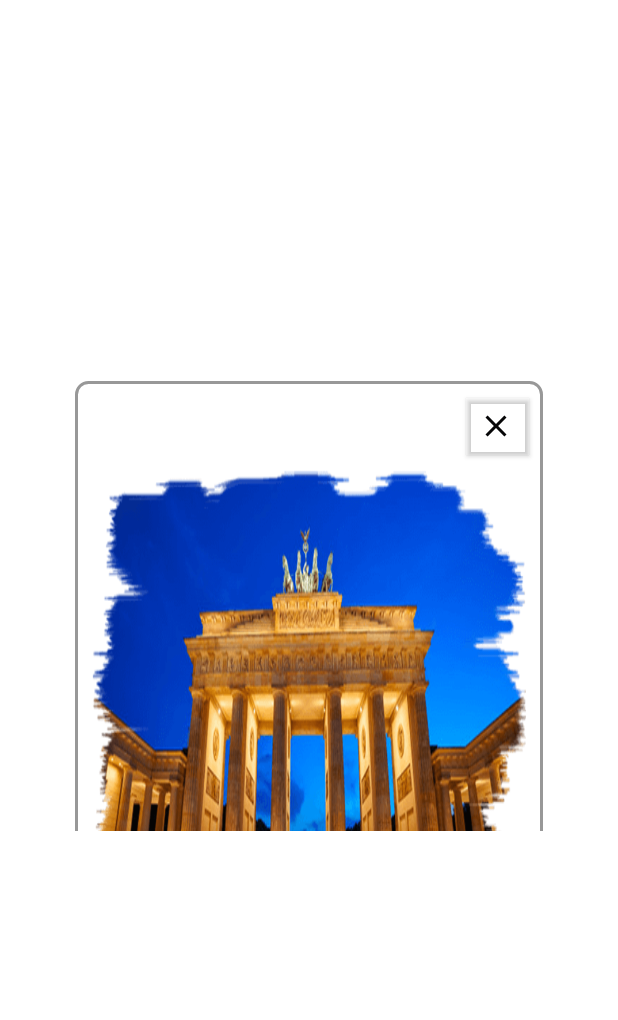
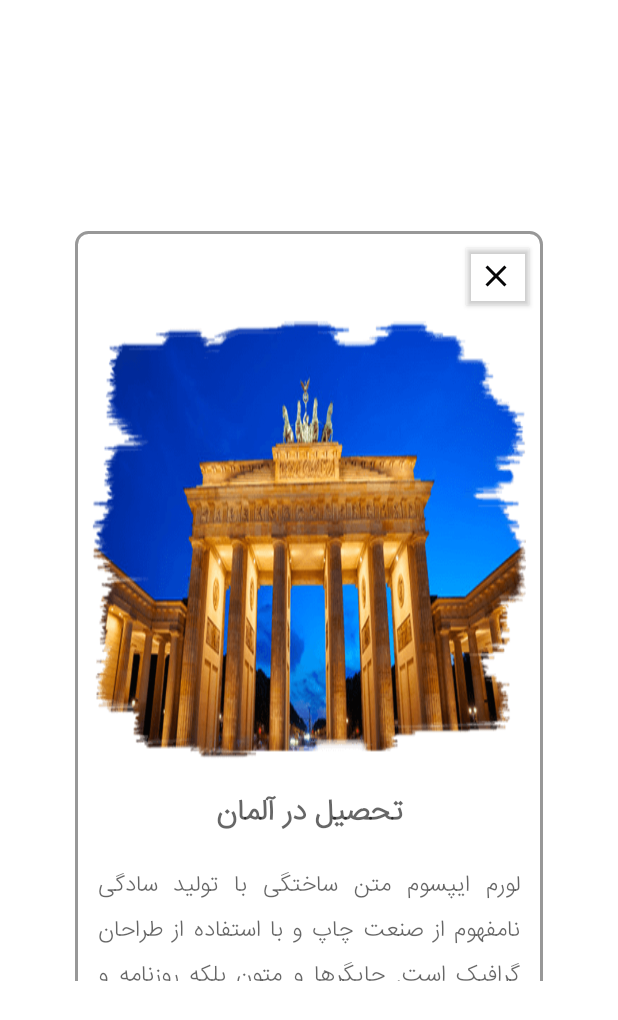
Before and after one commit to MOOODZ/DictionaryApp, an Android app: the layout activity_article_dialog.xml on its own in the app's theme, with its tools: preview values and no code run, on a phone screen of 412 x 824 dp. Shown: the top 1020 px of the screen. Run offline under Robolectric (Android 15) with nearby library versions, the phone set to English and light mode, and no system bars.

Commit message:
# Some changes

```diff
--- /dev/null
+++ b/app/src/main/res/drawable/ic_error.xml
@@ -0,0 +1,5 @@
+<vector android:height="24dp" android:tint="#000000"
+    android:viewportHeight="24" android:viewportWidth="24"
+    android:width="24dp" xmlns:android="http://schemas.android.com/apk/res/android">
+    <path android:fillColor="@android:color/white" android:pathData="M12,2C6.48,2 2,6.48 2,12s4.48,10 10,10 10,-4.48 10,-10S17.52,2 12,2zM13,17h-2v-2h2v2zM13,13h-2L11,7h2v6z"/>
+</vector>
--- a/app/src/main/res/layout/activity_article_dialog.xml
+++ b/app/src/main/res/layout/activity_article_dialog.xml
@@ -3,20 +3,20 @@
     xmlns:app="http://schemas.android.com/apk/res-auto"
     xmlns:tools="http://schemas.android.com/tools"
     android:layout_width="wrap_content"
-    android:layout_height="300dp"
+    android:layout_height="500dp"
     android:layout_gravity="center"
     android:layout_marginHorizontal="50dp"
+    android:layout_marginBottom="8dp"
     android:orientation="vertical"
-    app:cardCornerRadius="20dp"
-    android:layout_marginBottom="8dp">
+    app:cardCornerRadius="20dp">
 
     <androidx.constraintlayout.widget.ConstraintLayout
         android:id="@+id/constraintLayout"
-        android:padding="5dp"
         android:layout_width="wrap_content"
         android:layout_height="wrap_content"
         android:background="@drawable/dialog_borders"
         android:gravity="center"
+        android:padding="5dp"
         app:layout_constraintTop_toTopOf="parent"
         tools:layout_editor_absoluteX="0dp">
 
@@ -25,10 +25,13 @@
             android:id="@+id/btn_closeDialog"
             android:layout_width="50dp"
             android:layout_height="50dp"
+            android:layout_marginBottom="5dp"
+            android:backgroundTint="@android:color/transparent"
+            android:backgroundTintMode="multiply"
             android:drawableStart="@drawable/ic_close"
+            android:drawablePadding="5dp"
             app:circularflow_radiusInDP="50dp"
-            android:backgroundTintMode="multiply"
-            android:backgroundTint="@android:color/transparent"
+            app:layout_constraintBottom_toTopOf="@id/ivDialog"
             app:layout_constraintEnd_toEndOf="parent"
             app:layout_constraintTop_toTopOf="parent" />
 
@@ -49,7 +52,8 @@
         <TextView
             android:id="@+id/tvTitleDialog"
             style="@style/FontStyle"
-            android:layout_width="match_parent"
+            android:layout_width="200dp"
+            android:gravity="center"
             android:layout_height="wrap_content"
             android:layout_marginTop="16dp"
             android:layout_marginBottom="8dp"
@@ -64,17 +68,17 @@
         <TextView
             android:id="@+id/tvArticleDialog"
             style="@style/FontStyle"
-            android:padding="10dp"
             android:layout_width="match_parent"
             android:layout_height="wrap_content"
             android:layout_gravity="center"
             android:layout_marginTop="6dp"
             android:gravity="center"
+            android:hint="@string/test_text"
             android:justificationMode="inter_word"
             android:lineSpacingExtra="5dp"
+            android:padding="10dp"
             android:textColor="@color/black"
             android:textSize="15sp"
-            android:hint="@string/test_text"
             app:layout_constraintBottom_toBottomOf="parent"
             app:layout_constraintEnd_toEndOf="parent"
             app:layout_constraintStart_toStartOf="parent"
--- a/app/src/main/res/layout/article_list.xml
+++ b/app/src/main/res/layout/article_list.xml
@@ -7,6 +7,7 @@
     android:clickable="true"
     android:focusable="true"
     app:cardCornerRadius="4dp"
+    android:layout_gravity="center"
     app:cardElevation="4dp">
 
     <androidx.constraintlayout.widget.ConstraintLayout
--- a/app/src/main/res/layout/fragment_education.xml
+++ b/app/src/main/res/layout/fragment_education.xml
@@ -2,18 +2,20 @@
 <androidx.core.widget.NestedScrollView xmlns:android="http://schemas.android.com/apk/res/android"
     xmlns:tools="http://schemas.android.com/tools"
     android:layout_width="match_parent"
-    android:layout_height="wrap_content"
+    android:layout_height="match_parent"
+    android:layout_gravity="center"
     android:orientation="vertical"
     android:padding="10dp">
+
 
     <androidx.recyclerview.widget.RecyclerView
         android:id="@+id/rvArticle"
         android:layout_width="match_parent"
         android:layout_height="match_parent"
+        android:layout_marginBottom="30dp"
         android:background="?attr/colorSurface"
         android:paddingBottom="35dp"
         tools:listitem="@layout/article_list" />
 
 
-
 </androidx.core.widget.NestedScrollView>
--- a/app/src/main/res/values/strings.xml
+++ b/app/src/main/res/values/strings.xml
@@ -18,7 +18,9 @@
     <string name="edt_title_dialog">edit</string>
     <string name="edt_desc_dialog">description</string>
     <string name="edt_phone_dialog">phone</string>
+    <string name="retry">Retry!</string>
     <string name="test_text">لورم ایپسوم متن ساختگی با تولید سادگی نامفهوم از صنعت چاپ و با استفاده از طراحان گرافیک است. چاپگرها و متون بلکه روزنامه و مجله در ستون و سطرآنچنان که لازم است و برای شرایط فعلی تکنولوژی مورد نیاز و کاربردهای متنوع با هدف بهبود ابزارهای کاربردی می باشد. کتابهای زیادی در شصت و سه درصد گذشته، حال و آینده شناخت فراوان جامعه و متخصصان را می طلبد تا با نرم افزارها شناخت بیشتری را برای طراحان رایانه ای علی الخصوص طراحان خلاقی و فرهنگ پیشرو در زبان فارسی ایجاد کرد. </string>
+
 
 
 <!--    <string name="text">A wonderful serenity has taken possession of my entire soul, like these sweet mornings of spring which I enjoy with my whole heart. I am alone, and feel the charm of existence in this spot, which was created for the bliss of souls like mine.</string>-->
```
Also changed, not shown: app/src/main/java/com/example/dictionary/view/EducationFragment.kt (+18 -19 lines), app/src/main/java/com/example/dictionary/view/dialog/ArticleDialog.kt (+7 -7 lines).
